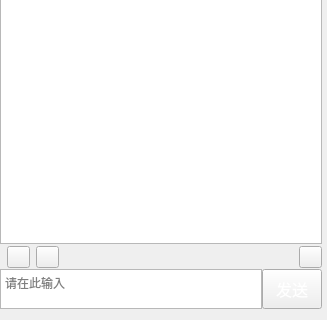
This is qatime-studio/UIChatRoom.ui in chuanjiabao1981/qatime-win as Qt 5 draws it before an edit; both pictures show x 0 to 327 and y 423 to 743 of the 327 by 743 pixel window. The edited form follows.
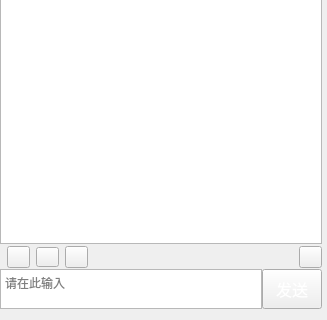
This is the edited form. Icons and pictures are not drawn. Custom widgets are drawn as their Qt base class.

Patch:
```diff
--- a/qatime-studio/UIChatRoom.ui
+++ b/qatime-studio/UIChatRoom.ui
@@ -424,6 +424,28 @@
          </property>
         </widget>
        </item>
+       <item>
+        <widget class="QPushButton" name="pic_pushButton">
+         <property name="minimumSize">
+          <size>
+           <width>23</width>
+           <height>20</height>
+          </size>
+         </property>
+         <property name="maximumSize">
+          <size>
+           <width>23</width>
+           <height>20</height>
+          </size>
+         </property>
+         <property name="styleSheet">
+          <string notr="true">border-image: url(:/LoginWindow/images/pic.png);</string>
+         </property>
+         <property name="text">
+          <string/>
+         </property>
+        </widget>
+       </item>
        <item>
         <widget class="QPushButton" name="button_cleanText">
          <property name="sizePolicy">
```
